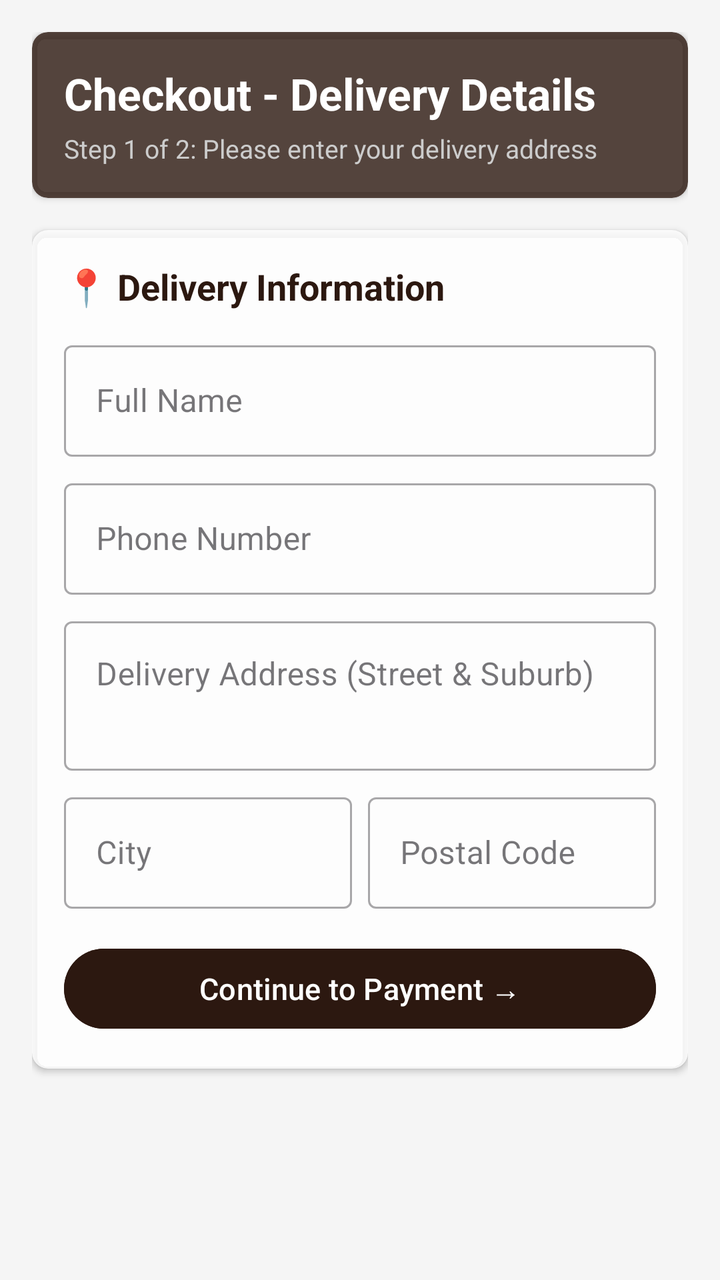
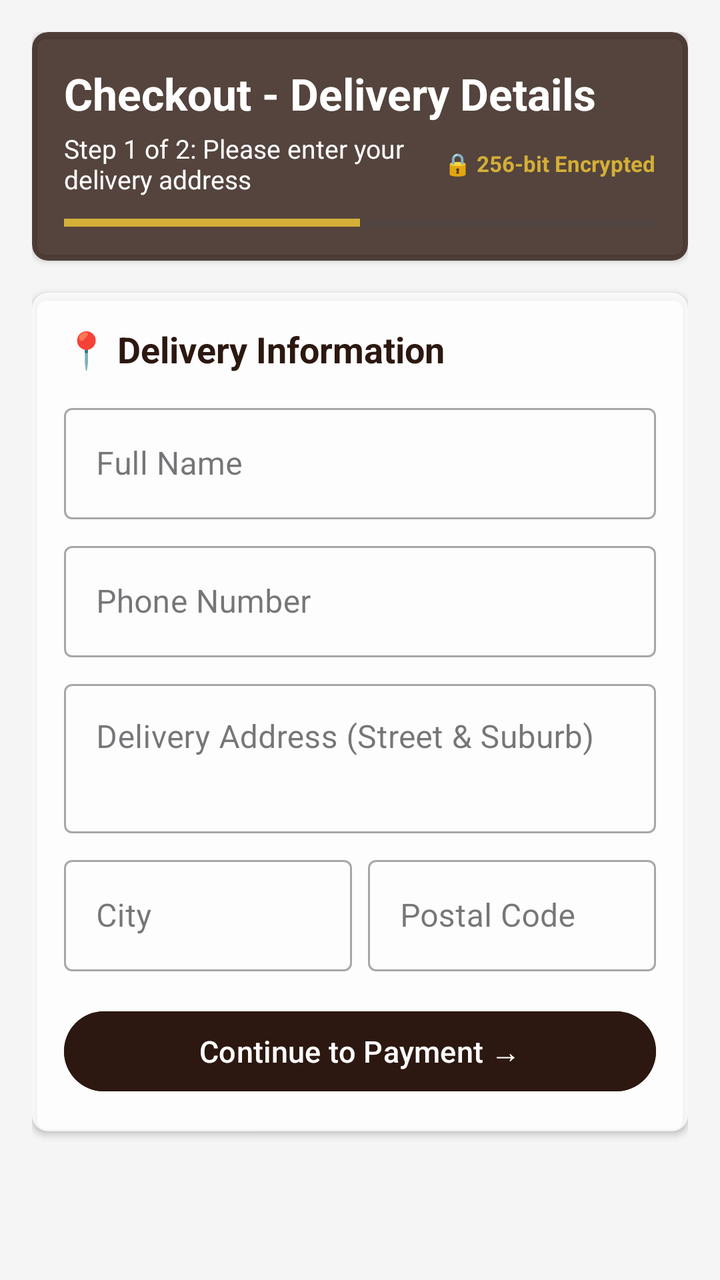

An Android layout rendered at two revisions. The XML below is the earlier revision; the diff shows what the commit changed to produce the second picture.
<!-- AndroidManifest.xml: application theme Theme.MSTPerfumes -->
<!-- res/layout/fragment_checkout.xml -->
<?xml version="1.0" encoding="utf-8"?>
<ScrollView xmlns:android="http://schemas.android.com/apk/res/android"
    xmlns:app="http://schemas.android.com/apk/res-auto"
    android:layout_width="match_parent"
    android:layout_height="match_parent"
    android:background="@android:color/transparent">

    <LinearLayout
        android:layout_width="match_parent"
        android:layout_height="wrap_content"
        android:orientation="vertical"
        android:padding="16dp">

        
        <androidx.cardview.widget.CardView
            android:layout_width="match_parent"
            android:layout_height="wrap_content"
            android:layout_marginBottom="16dp"
            app:cardBackgroundColor="#CC2C1810"
            app:cardCornerRadius="8dp">

            <LinearLayout
                android:layout_width="match_parent"
                android:layout_height="wrap_content"
                android:orientation="vertical"
                android:padding="16dp">

                <TextView
                    android:id="@+id/tvCheckoutStepTitle"
                    android:layout_width="wrap_content"
                    android:layout_height="wrap_content"
                    android:text="Checkout - Delivery Details"
                    android:textColor="@android:color/white"
                    android:textSize="22sp"
                    android:textStyle="bold" />

                <TextView
                    android:id="@+id/tvCheckoutStepSub"
                    android:layout_width="wrap_content"
                    android:layout_height="wrap_content"
                    android:layout_marginTop="4dp"
                    android:text="Step 1 of 2: Please enter your delivery address"
                    android:textColor="#CCCCCC"
                    android:textSize="13sp" />
            </LinearLayout>
        </androidx.cardview.widget.CardView>

        
        <androidx.cardview.widget.CardView
            android:id="@+id/cardDeliveryStep"
            android:layout_width="match_parent"
            android:layout_height="wrap_content"
            android:layout_marginBottom="16dp"
            app:cardBackgroundColor="#CCFFFFFF"
            app:cardCornerRadius="8dp">

            <LinearLayout
                android:layout_width="match_parent"
                android:layout_height="wrap_content"
                android:orientation="vertical"
                android:padding="16dp">

                <TextView
                    android:layout_width="wrap_content"
                    android:layout_height="wrap_content"
                    android:layout_marginBottom="12dp"
                    android:text="📍 Delivery Information"
                    android:textColor="#2C1810"
                    android:textSize="18sp"
                    android:textStyle="bold" />

                <com.google.android.material.textfield.TextInputLayout
                    style="@style/Widget.MaterialComponents.TextInputLayout.OutlinedBox"
                    android:layout_width="match_parent"
                    android:layout_height="wrap_content"
                    android:hint="Full Name">

                    <com.google.android.material.textfield.TextInputEditText
                        android:id="@+id/etFullName"
                        android:layout_width="match_parent"
                        android:layout_height="wrap_content" />
                </com.google.android.material.textfield.TextInputLayout>

                <com.google.android.material.textfield.TextInputLayout
                    style="@style/Widget.MaterialComponents.TextInputLayout.OutlinedBox"
                    android:layout_width="match_parent"
                    android:layout_height="wrap_content"
                    android:layout_marginTop="8dp"
                    android:hint="Phone Number">

                    <com.google.android.material.textfield.TextInputEditText
                        android:id="@+id/etPhone"
                        android:layout_width="match_parent"
                        android:layout_height="wrap_content"
                        android:inputType="phone" />
                </com.google.android.material.textfield.TextInputLayout>

                <com.google.android.material.textfield.TextInputLayout
                    style="@style/Widget.MaterialComponents.TextInputLayout.OutlinedBox"
                    android:layout_width="match_parent"
                    android:layout_height="wrap_content"
                    android:layout_marginTop="8dp"
                    android:hint="Delivery Address (Street &amp; Suburb)">

                    <com.google.android.material.textfield.TextInputEditText
                        android:id="@+id/etAddress"
                        android:layout_width="match_parent"
                        android:layout_height="wrap_content"
                        android:gravity="top"
                        android:minLines="2" />
                </com.google.android.material.textfield.TextInputLayout>

                <LinearLayout
                    android:layout_width="match_parent"
                    android:layout_height="wrap_content"
                    android:layout_marginTop="8dp"
                    android:orientation="horizontal">

                    <com.google.android.material.textfield.TextInputLayout
                        style="@style/Widget.MaterialComponents.TextInputLayout.OutlinedBox"
                        android:layout_width="0dp"
                        android:layout_height="wrap_content"
                        android:layout_marginEnd="8dp"
                        android:layout_weight="1"
                        android:hint="City">

                        <com.google.android.material.textfield.TextInputEditText
                            android:id="@+id/etCity"
                            android:layout_width="match_parent"
                            android:layout_height="wrap_content" />
                    </com.google.android.material.textfield.TextInputLayout>

                    <com.google.android.material.textfield.TextInputLayout
                        style="@style/Widget.MaterialComponents.TextInputLayout.OutlinedBox"
                        android:layout_width="0dp"
                        android:layout_height="wrap_content"
                        android:layout_weight="1"
                        android:hint="Postal Code">

                        <com.google.android.material.textfield.TextInputEditText
                            android:id="@+id/etPostal"
                            android:layout_width="match_parent"
                            android:layout_height="wrap_content"
                            android:inputType="number" />
                    </com.google.android.material.textfield.TextInputLayout>

                </LinearLayout>

                <Button
                    android:id="@+id/btnContinueToPayment"
                    android:layout_width="match_parent"
                    android:layout_height="wrap_content"
                    android:layout_marginTop="16dp"
                    android:backgroundTint="#2C1810"
                    android:text="Continue to Payment →"
                    android:textColor="@android:color/white"
                    android:textSize="15sp" />

            </LinearLayout>
        </androidx.cardview.widget.CardView>

        
        <LinearLayout
            android:id="@+id/layoutPaymentStep"
            android:layout_width="match_parent"
            android:layout_height="wrap_content"
            android:orientation="vertical"
            android:visibility="gone">

            <androidx.cardview.widget.CardView
                android:layout_width="match_parent"
                android:layout_height="wrap_content"
                android:layout_marginBottom="16dp"
                app:cardBackgroundColor="#CCFFFFFF"
                app:cardCornerRadius="8dp">

                <LinearLayout
                    android:layout_width="match_parent"
                    android:layout_height="wrap_content"
                    android:orientation="vertical"
                    android:padding="16dp">

                    <TextView
                        android:layout_width="wrap_content"
                        android:layout_height="wrap_content"
                        android:layout_marginBottom="12dp"
                        android:text="💳 Payment &amp; Bank Details"
                        android:textColor="#2C1810"
                        android:textSize="18sp"
                        android:textStyle="bold" />

                    <com.google.android.material.textfield.TextInputLayout
                        style="@style/Widget.MaterialComponents.TextInputLayout.OutlinedBox"
                        android:layout_width="match_parent"
                        android:layout_height="wrap_content"
                        android:hint="Bank Name (e.g. FNB, Capitec, Standard Bank)">

                        <com.google.android.material.textfield.TextInputEditText
                            android:id="@+id/etBankName"
                            android:layout_width="match_parent"
                            android:layout_height="wrap_content" />
                    </com.google.android.material.textfield.TextInputLayout>

                    <com.google.android.material.textfield.TextInputLayout
                        style="@style/Widget.MaterialComponents.TextInputLayout.OutlinedBox"
                        android:layout_width="match_parent"
                        android:layout_height="wrap_content"
                        android:layout_marginTop="8dp"
                        android:hint="Account / Card Number">

                        <com.google.android.material.textfield.TextInputEditText
                            android:id="@+id/etCardNumber"
                            android:layout_width="match_parent"
                            android:layout_height="wrap_content"
                            android:inputType="number" />
                    </com.google.android.material.textfield.TextInputLayout>

                    <LinearLayout
                        android:layout_width="match_parent"
                        android:layout_height="wrap_content"
                        android:layout_marginTop="8dp"
                        android:orientation="horizontal">

                        <com.google.android.material.textfield.TextInputLayout
                            style="@style/Widget.MaterialComponents.TextInputLayout.OutlinedBox"
                            android:layout_width="0dp"
                            android:layout_height="wrap_content"
                            android:layout_marginEnd="8dp"
                            android:layout_weight="1"
                            android:hint="Branch Code">

                            <com.google.android.material.textfield.TextInputEditText
                                android:id="@+id/etBranch"
                                android:layout_width="match_parent"
                                android:layout_height="wrap_content"
                                android:inputType="number" />
                        </com.google.android.material.textfield.TextInputLayout>

                        <com.google.android.material.textfield.TextInputLayout
                            style="@style/Widget.MaterialComponents.TextInputLayout.OutlinedBox"
                            android:layout_width="0dp"
                            android:layout_height="wrap_content"
                            android:layout_weight="1"
                            android:hint="Account Type (e.g. Savings)">

                            <com.google.android.material.textfield.TextInputEditText
                                android:id="@+id/etAccType"
                                android:layout_width="match_parent"
                                android:layout_height="wrap_content" />
                        </com.google.android.material.textfield.TextInputLayout>
                    </LinearLayout>

                </LinearLayout>
            </androidx.cardview.widget.CardView>

            
            <androidx.cardview.widget.CardView
                android:layout_width="match_parent"
                android:layout_height="wrap_content"
                android:layout_marginBottom="16dp"
                app:cardBackgroundColor="#CCFFFFFF"
                app:cardCornerRadius="8dp">

                <LinearLayout
                    android:layout_width="match_parent"
                    android:layout_height="wrap_content"
                    android:orientation="vertical"
                    android:padding="16dp">

                    <TextView
                        android:layout_width="wrap_content"
                        android:layout_height="wrap_content"
                        android:layout_marginBottom="8dp"
                        android:text="Order Items Summary"
                        android:textColor="#2C1810"
                        android:textSize="18sp"
                        android:textStyle="bold" />

                    <TextView
                        android:id="@+id/tvOrderItems"
                        android:layout_width="match_parent"
                        android:layout_height="wrap_content"
                        android:text="No items in order"
                        android:textColor="#2C1810"
                        android:textSize="14sp" />

                    <TextView
                        android:id="@+id/tvCheckoutTotal"
                        android:layout_width="match_parent"
                        android:layout_height="wrap_content"
                        android:layout_marginTop="12dp"
                        android:text="Total Amount: R0"
                        android:textColor="#2C1810"
                        android:textSize="18sp"
                        android:textStyle="bold" />

                    <Button
                        android:id="@+id/btnPlaceOrder"
                        android:layout_width="match_parent"
                        android:layout_height="wrap_content"
                        android:layout_marginTop="16dp"
                        android:backgroundTint="#D4AF37"
                        android:text="Confirm &amp; Place Order"
                        android:textColor="#2C1810"
                        android:textSize="16sp" />

                    <Button
                        android:id="@+id/btnBackToDelivery"
                        style="@style/Widget.MaterialComponents.Button.TextButton"
                        android:layout_width="match_parent"
                        android:layout_height="wrap_content"
                        android:text="← Edit Delivery Details"
                        android:textColor="#2C1810"
                        android:textSize="13sp" />

                </LinearLayout>
            </androidx.cardview.widget.CardView>

        </LinearLayout>

    </LinearLayout>
</ScrollView>
<!-- resources referenced by this layout -->
<resources>
  <style name="Theme.MSTPerfumes" parent="Base.Theme.MSTPerfumes" />
  <style name="Base.Theme.MSTPerfumes" parent="Theme.Material3.DayNight.NoActionBar">
          
          <item name="colorPrimary">@color/deep_burgundy</item>
          <item name="colorSecondary">@color/golden_sand</item>
          <item name="android:colorBackground">@color/smoke_white</item>
          <item name="colorSurface">@color/smoke_white</item>
      </style>
  <color name="deep_burgundy">#4A0E17</color>
  <color name="golden_sand">#E5C158</color>
  <color name="smoke_white">#F5F5F5</color>
</resources>

<!-- the commit's change to res/layout/fragment_checkout.xml (unified diff, before → after) -->
@@ -34,14 +34,40 @@
                     android:textSize="22sp"
                     android:textStyle="bold" />
 
-                <TextView
-                    android:id="@+id/tvCheckoutStepSub"
-                    android:layout_width="wrap_content"
+                <LinearLayout
+                    android:layout_width="match_parent"
                     android:layout_height="wrap_content"
                     android:layout_marginTop="4dp"
-                    android:text="Step 1 of 2: Please enter your delivery address"
-                    android:textColor="#CCCCCC"
-                    android:textSize="13sp" />
+                    android:gravity="center_vertical"
+                    android:orientation="horizontal">
+
+                    <TextView
+                        android:id="@+id/tvCheckoutStepSub"
+                        android:layout_width="0dp"
+                        android:layout_height="wrap_content"
+                        android:layout_weight="1"
+                        android:text="Step 1 of 2: Please enter your delivery address"
+                        android:textColor="#FFFFFF"
+                        android:textSize="13sp" />
+
+                    <TextView
+                        android:layout_width="wrap_content"
+                        android:layout_height="wrap_content"
+                        android:text="🔒 256-bit Encrypted"
+                        android:textColor="#D4AF37"
+                        android:textSize="11sp"
+                        android:textStyle="bold" />
+                </LinearLayout>
+
+                <ProgressBar
+                    android:id="@+id/progressBarCheckout"
+                    style="?android:attr/progressBarStyleHorizontal"
+                    android:layout_width="match_parent"
+                    android:layout_height="6dp"
+                    android:layout_marginTop="10dp"
+                    android:max="100"
+                    android:progress="50"
+                    android:progressTint="#D4AF37" />
             </LinearLayout>
         </androidx.cardview.widget.CardView>
 
@@ -190,15 +216,18 @@
                         android:textStyle="bold" />
 
                     <com.google.android.material.textfield.TextInputLayout
-                        style="@style/Widget.MaterialComponents.TextInputLayout.OutlinedBox"
-                        android:layout_width="match_parent"
-                        android:layout_height="wrap_content"
-                        android:hint="Bank Name (e.g. FNB, Capitec, Standard Bank)">
-
-                        <com.google.android.material.textfield.TextInputEditText
+                        style="@style/Widget.MaterialComponents.TextInputLayout.OutlinedBox.ExposedDropdownMenu"
+                        android:layout_width="match_parent"
+                        android:layout_height="wrap_content"
+                        android:hint="Select Bank">
+
+                        <AutoCompleteTextView
                             android:id="@+id/etBankName"
                             android:layout_width="match_parent"
-                            android:layout_height="wrap_content" />
+                            android:layout_height="wrap_content"
+                            android:focusable="false"
+                            android:clickable="true"
+                            android:inputType="none" />
                     </com.google.android.material.textfield.TextInputLayout>
 
                     <com.google.android.material.textfield.TextInputLayout
@@ -206,13 +235,14 @@
                         android:layout_width="match_parent"
                         android:layout_height="wrap_content"
                         android:layout_marginTop="8dp"
+                        app:passwordToggleEnabled="true"
                         android:hint="Account / Card Number">
 
                         <com.google.android.material.textfield.TextInputEditText
                             android:id="@+id/etCardNumber"
                             android:layout_width="match_parent"
                             android:layout_height="wrap_content"
-                            android:inputType="number" />
+                            android:inputType="numberPassword" />
                     </com.google.android.material.textfield.TextInputLayout>
 
                     <LinearLayout
@@ -237,16 +267,21 @@
                         </com.google.android.material.textfield.TextInputLayout>
 
                         <com.google.android.material.textfield.TextInputLayout
-                            style="@style/Widget.MaterialComponents.TextInputLayout.OutlinedBox"
+                            style="@style/Widget.MaterialComponents.TextInputLayout.OutlinedBox.ExposedDropdownMenu"
                             android:layout_width="0dp"
                             android:layout_height="wrap_content"
                             android:layout_weight="1"
-                            android:hint="Account Type (e.g. Savings)">
-
-                            <com.google.android.material.textfield.TextInputEditText
+                            app:helperText="Current or Savings"
+                            android:hint="Account Type">
+
+                            <AutoCompleteTextView
                                 android:id="@+id/etAccType"
                                 android:layout_width="match_parent"
-                                android:layout_height="wrap_content" />
+                                android:layout_height="wrap_content"
+                                android:focusable="true"
+                                android:clickable="true"
+                                android:hint="Account Type"
+                                android:inputType="none" />
                         </com.google.android.material.textfield.TextInputLayout>
                     </LinearLayout>
 
